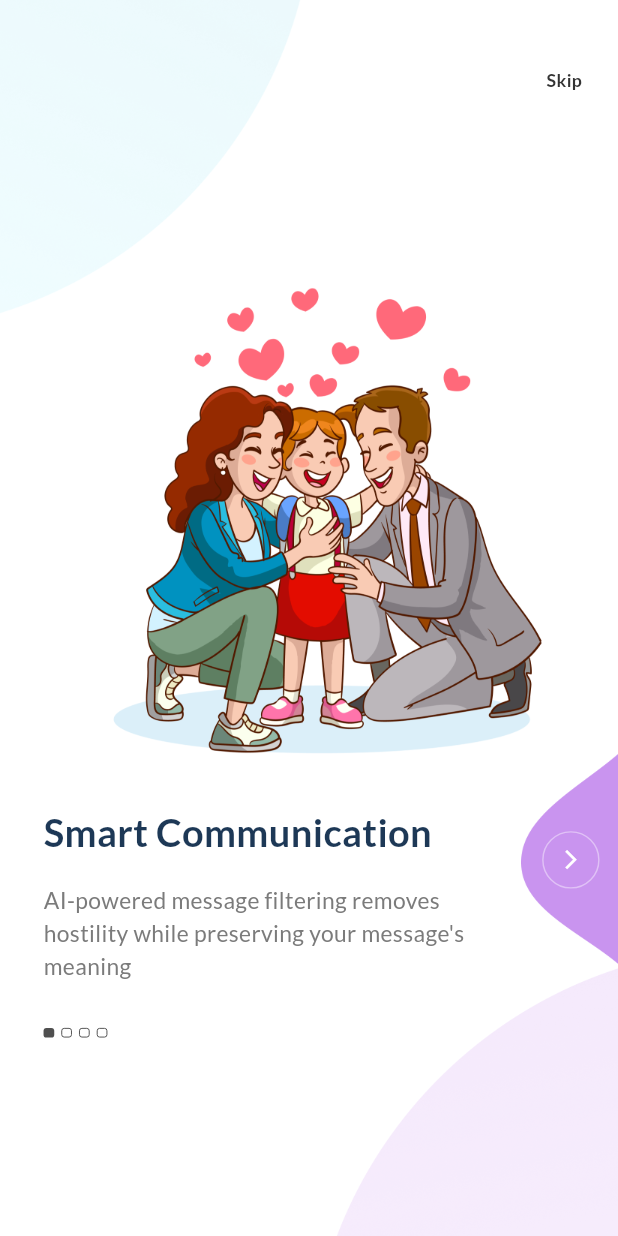
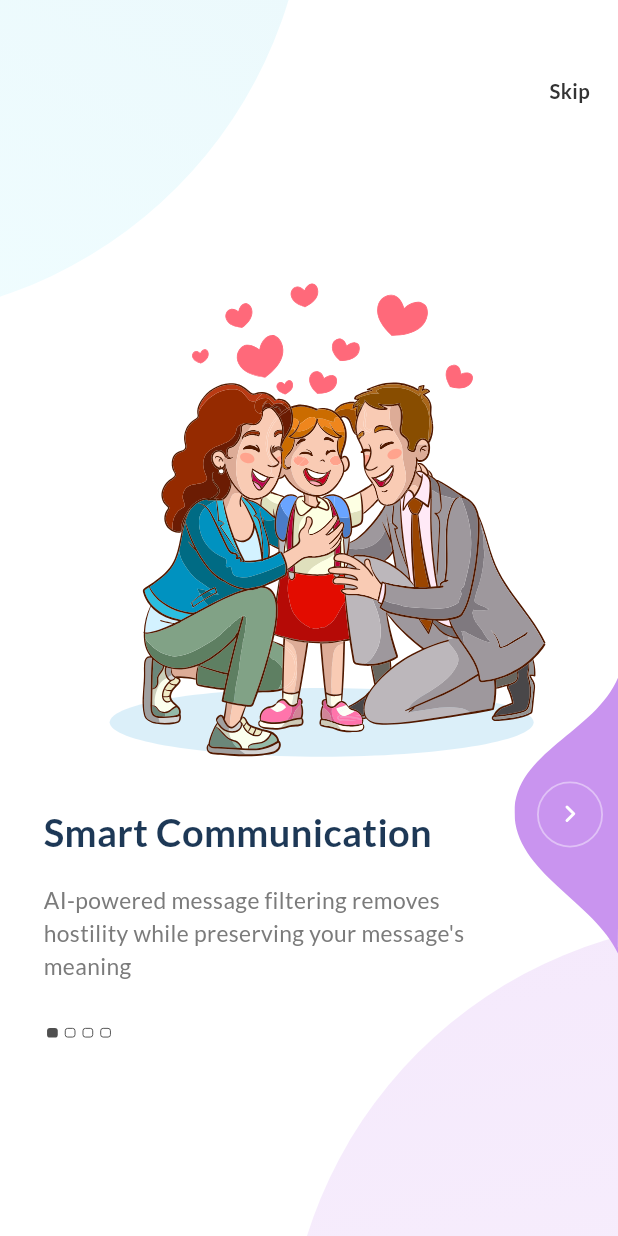
Before and after one commit to RaihanRafi01/parent_bridge, a Flutter app: the screen it shows after launch, on a phone screen of 412 x 824 dp. Run offline on Flutter 3.47's test engine with Material 3 defaults, Android fonts, the phone set to English and light mode, and no system bars; our stand-ins replace flutter_screenutil, flutter_svg, get, google_fonts.

Commit message:
onboarding done (UI)

```diff
--- a/lib/app/modules/onboarding/controllers/onboarding_controller.dart
+++ b/lib/app/modules/onboarding/controllers/onboarding_controller.dart
@@ -9,7 +9,7 @@ class OnboardingController extends GetxController {
 
   void onPageChanged(int i) => current.value = i;
 
-  void skip() => Get.offAll(SignInView());
+  void skip() => Get.to(SignInView());
 
   void next() {
     if (current.value < 3) {
--- a/lib/app/modules/onboarding/views/onboarding_page_view.dart
+++ b/lib/app/modules/onboarding/views/onboarding_page_view.dart
@@ -1,9 +1,11 @@
 import 'package:flutter/material.dart';
 import 'package:flutter_screenutil/flutter_screenutil.dart';
+import 'package:flutter_svg/flutter_svg.dart';
 
 import 'package:get/get.dart';
 
 import '../../../../common/appColors.dart';
+import '../../../../common/customFont.dart';
 
 class OnboardingPageView extends GetView {
   final String image;
@@ -26,35 +28,23 @@ class OnboardingPageView extends GetView {
       child: Column(
         crossAxisAlignment: CrossAxisAlignment.start,
         children: [
-          Image.asset(
-            image,
-            height: 450.h,
-            scale: 4,
-          ),
-
+          SvgPicture.asset(image,height: 450.h,),
           SizedBox(height: spacing.h,),
-
           Text(
             title,
-            style: TextStyle(
+            style: h1.copyWith(
               color: AppColors.textColor7,
-              fontFamily: 'lato',
               fontSize: 30.sp,
-              fontWeight: FontWeight.w700,
             ),
           ),
-
           SizedBox(height: 20.h,),
-
           SizedBox(
             width: 307.w,
             child: Text(
               subtitle,
-              style: TextStyle(
+              style: h4.copyWith(
                 color: AppColors.textColor17,
-                fontFamily: 'lato',
                 fontSize: 18.sp,
-                fontWeight: FontWeight.w400,
               ),
             ),
           ),
--- a/lib/app/modules/onboarding/views/onboarding_view.dart
+++ b/lib/app/modules/onboarding/views/onboarding_view.dart
@@ -1,179 +1,139 @@
 import 'package:flutter/material.dart';
 import 'package:flutter_screenutil/flutter_screenutil.dart';
-
+import 'package:flutter_svg/flutter_svg.dart';
 import 'package:get/get.dart';
-import 'package:parent_bridge/app/modules/home/views/home_view.dart';
+import 'package:parent_bridge/app/modules/authentication/views/sign_in_view.dart';
 import 'package:parent_bridge/app/modules/onboarding/views/onboarding_page_view.dart';
 import 'package:parent_bridge/common/appColors.dart';
-
+import 'package:parent_bridge/common/customFont.dart';
 import '../controllers/onboarding_controller.dart';
 
 class OnboardingView extends GetView<OnboardingController> {
   const OnboardingView({super.key});
+
   @override
   Widget build(BuildContext context) {
+    // Ensure controller is initialized
+    Get.put(OnboardingController());
+
     return Scaffold(
       body: Stack(
+        clipBehavior: Clip.none, // Prevent clipping of positioned widgets
         children: [
+          // Background SVGs
           Positioned(
-            left: -77.w,
-            top: -60.h,
-            child: Image.asset(
-              'assets/images/onboarding/splash_screen_topLeft.png',
-              scale: 4,
-            ),
+            left: 0.w,
+            top: 0.h,
+            child: SvgPicture.asset('assets/images/onboarding/top_left.svg'),
           ),
-
-          Padding(
-            padding: EdgeInsets.only(left: 389.w, top: 53.h,),
-
-            child: GestureDetector(
-              onTap: () => Get.offAll(HomeView()),
-              child: Text(
-                'Skip',
-                style: TextStyle(
-                  color: AppColors.textColor16,
-                  fontFamily: 'lato',
-                  fontSize: 14.sp,
-                  fontWeight: FontWeight.w700,
-                ),
-              ),
-            ),
+          Positioned(
+            right: 0.w,
+            bottom: 0.h,
+            child: SvgPicture.asset('assets/images/onboarding/bottom_right.svg'),
           ),
-
+          // PageView for onboarding content
           PageView(
             controller: controller.pageController,
             onPageChanged: controller.onPageChanged,
             children: const [
               OnboardingPageView(
-                image: 'assets/images/onboarding/onboarding1.png',
+                image: 'assets/images/onboarding/onboarding_1.svg',
                 title: 'Smart Communication',
                 subtitle: 'AI-powered message filtering removes hostility while preserving your message\'s meaning',
               ),
               OnboardingPageView(
-                image: 'assets/images/onboarding/onboarding2.png',
+                image: 'assets/images/onboarding/onboarding_2.svg',
                 title: 'Legal Protection',
                 subtitle: 'All conversations are recorded and can be exported for court proceedings when needed',
               ),
               OnboardingPageView(
-                image: 'assets/images/onboarding/onboarding3.png',
+                image: 'assets/images/onboarding/onboarding_3.svg',
                 title: 'Shared Planning',
                 subtitle: 'Coordinate schedules, track expenses, and manage documents in one secure place',
               ),
               OnboardingPageView(
-                image: 'assets/images/onboarding/onboarding4.png',
+                image: 'assets/images/onboarding/onboarding_4.svg',
                 title: 'Community Support',
                 subtitle: 'Connect with other co-parents in our anonymous support forum for advice and encouragement',
               ),
             ],
           ),
-
-          Obx(() {
-            final idx = controller.current.value;
-            return Positioned(
-              left: 31.w,
-              top: 810.h,
-              child: Row(
-                spacing: 5.w,
-                children: [
-                  Container(
-                    width: 7.61904764175415.w,
-                    height: 7.61904764175415.h,
-                    decoration: BoxDecoration(
-                      color: idx == 0 ? AppColors.nav3 : Colors.transparent,
-                      borderRadius: BorderRadius.circular(2.29.r),
-                      border: Border.all(
-                        color: idx == 0 ? Colors.transparent : AppColors.nav3,
-                        width: 0.76.r,
-                      ),
-                    ),
+          // Skip button
+          Positioned(
+            right: 0.w,
+            top: 40.h,
+            child: GestureDetector(
+              behavior: HitTestBehavior.opaque,
+              onTap: () {
+                debugPrint("Skip button tapped");
+                controller.skip();
+              },
+              child: Container(
+                padding: EdgeInsets.symmetric(horizontal: 20.w, vertical: 20.h), // Larger tap area
+                child: Text(
+                  'Skip',
+                  style: h1.copyWith(
+                    color: AppColors.textColor16,
+                    fontSize: 16.sp,
                   ),
-
-                  Container(
-                    width: 7.61904764175415.w,
-                    height: 7.61904764175415.h,
-                    decoration: BoxDecoration(
-                      color: idx == 1 ? AppColors.nav3 : Colors.transparent,
-                      borderRadius: BorderRadius.circular(2.29.r),
-                      border: Border.all(
-                        color: idx == 1 ? Colors.transparent : AppColors.nav3,
-                        width: 0.76.r,
-                      ),
-                    ),
-                  ),
-
-                  Container(
-                    width: 7.61904764175415.w,
-                    height: 7.61904764175415.h,
-                    decoration: BoxDecoration(
-                      color: idx == 2 ? AppColors.nav3 : Colors.transparent,
-                      borderRadius: BorderRadius.circular(2.29.r),
-                      border: Border.all(
-                        color: idx == 2 ? Colors.transparent : AppColors.nav3,
-                        width: 0.76.r,
-                      ),
-                    ),
-                  ),
-
-                  Container(
-                    width: 7.61904764175415.w,
-                    height: 7.61904764175415.h,
-                    decoration: BoxDecoration(
-                      color: idx == 3 ? AppColors.nav3 : Colors.transparent,
-                      borderRadius: BorderRadius.circular(2.29.r),
-                      border: Border.all(
-                        color: idx == 3 ? Colors.transparent : AppColors.nav3,
-                        width: 0.76.r,
-                      ),
-                    ),
-                  ),
-                ],
-              ),
-            );
-          }),
-
-          Positioned(
-            left: 371.w,
-            top: -110.h,
-            child: Image.asset(
-              'assets/images/onboarding/side_bg.png',
-              scale: 4,
-            ),
-          ),
-
-          Positioned(
-            left: 386.w,
-            top: 655.h,
-            child: GestureDetector(
-              onTap: () => controller.next(),
-              child: Container(
-                padding: EdgeInsets.all(12.5.r),
-                decoration: BoxDecoration(
-                  shape: BoxShape.circle,
-                  border: Border.all(
-                    color: AppColors.clrWhite.withAlpha(107),
-                    width: 1.12.r,
-                  )
-                ),
-                child: Icon(
-                  Icons.arrow_forward_ios_outlined,
-                  color: AppColors.clrWhite,
-                  size: 18.r,
                 ),
               ),
             ),
           ),
-
+          // Next button
           Positioned(
-            left: 219.w,
-            top: 746.h,
-            child: Image.asset(
-              'assets/images/onboarding/splash_screen_bottomRight.png',
-              scale: 4,
+            right: 0.w,
+            top: 500.h, // Moved from -50.h to ensure tappable area
+            child: GestureDetector(
+              behavior: HitTestBehavior.opaque,
+              onTap: () {
+                debugPrint("Next button tapped");
+                controller.next();
+              },
+              child: SvgPicture.asset(
+                'assets/images/onboarding/side_bg.svg',
+              ),
             ),
+          ),
+          // Page indicators
+          Positioned(
+            left: 31.w,
+            top: 810.h, // Kept as per your code, but adjusted for responsiveness
+            child: Obx(() => Row(
+              mainAxisAlignment: MainAxisAlignment.start,
+              children: List.generate(
+                4,
+                    (index) => IndicatorDot(
+                  isActive: controller.current.value == index,
+                ),
+              ),
+            )),
           ),
         ],
       ),
     );
   }
 }
+
+class IndicatorDot extends StatelessWidget {
+  final bool isActive;
+
+  const IndicatorDot({super.key, required this.isActive});
+
+  @override
+  Widget build(BuildContext context) {
+    return Container(
+      margin: EdgeInsets.symmetric(horizontal: 2.5.w),
+      width: 7.62.w,
+      height: 7.62.h,
+      decoration: BoxDecoration(
+        color: isActive ? AppColors.nav3 : Colors.transparent,
+        borderRadius: BorderRadius.circular(2.29.r),
+        border: Border.all(
+          color: isActive ? Colors.transparent : AppColors.nav3,
+          width: 0.76.r,
+        ),
+      ),
+    );
+  }
+}
```
Also changed, not shown: assets/images/onboarding/bottom_right.svg (added), assets/images/onboarding/onboarding1.png (deleted), assets/images/onboarding/onboarding2.png (deleted), assets/images/onboarding/onboarding3.png (deleted), assets/images/onboarding/onboarding4.png (deleted), assets/images/onboarding/onboarding_1.svg (added), assets/images/onboarding/onboarding_2.svg (added), assets/images/onboarding/onboarding_3.svg (added), assets/images/onboarding/onboarding_4.svg (added), assets/images/onboarding/side_bg.png (deleted), assets/images/onboarding/side_bg.svg (added), assets/images/onboarding/splash_screen_bottomRight.png (deleted), assets/images/onboarding/splash_screen_center.png (deleted), assets/images/onboarding/splash_screen_topLeft.png (deleted), 1 more files.
